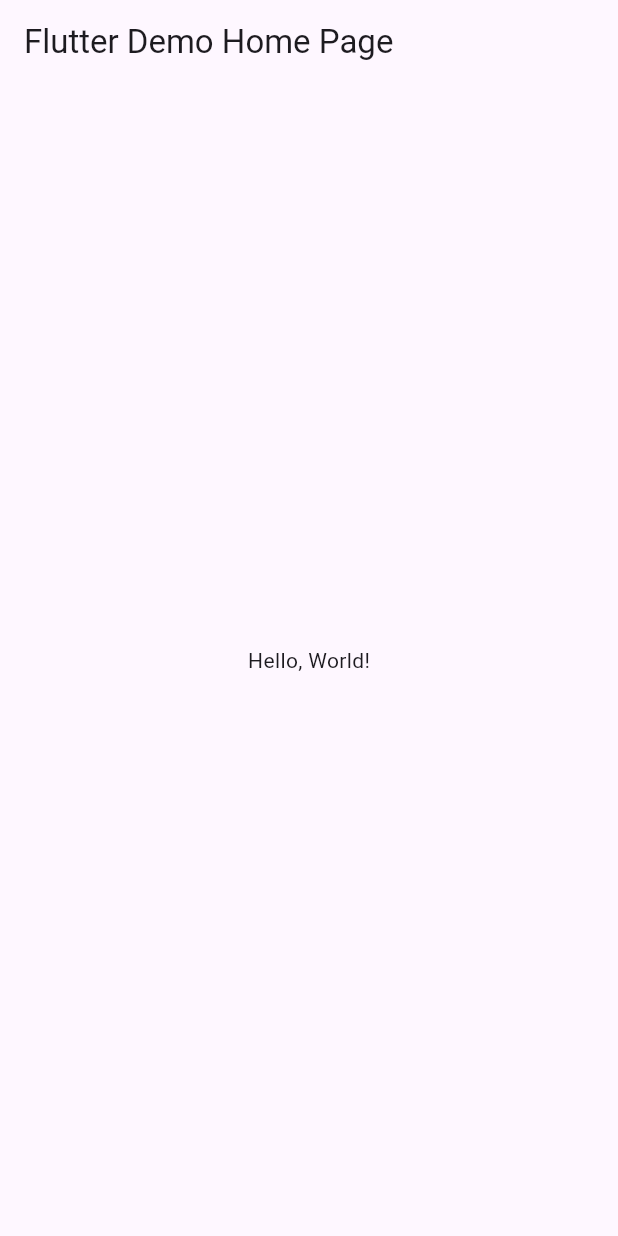
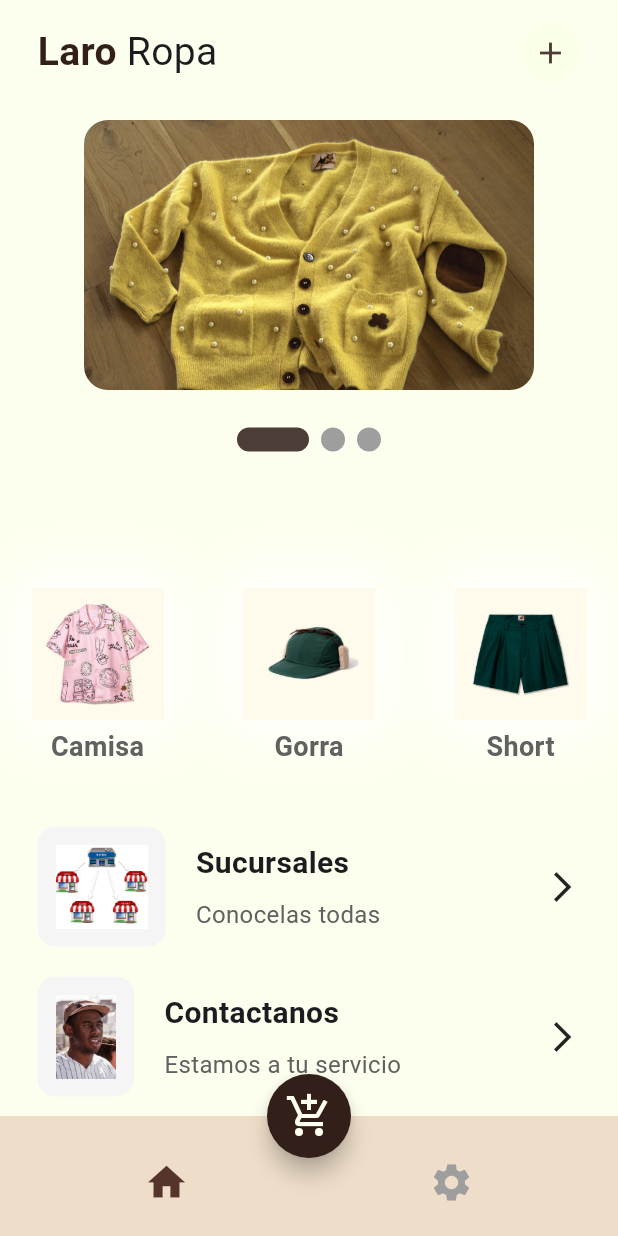
Before and after one commit to LaraD128/Act11, a Flutter app: the screen it shows after launch, on a phone screen of 412 x 824 dp. Run offline on Flutter 3.47's test engine with Material 3 defaults, Android fonts, the phone set to English and light mode, and no system bars; drawn by our look-alikes of smooth_page_indicator.

```diff
--- a/lib/main.dart
+++ b/lib/main.dart
@@ -1,4 +1,5 @@
 import 'package:flutter/material.dart';
+import 'package:lara/pages/home_page.dart';
 
 void main() => runApp(MyApp());
 
@@ -8,36 +9,8 @@ class MyApp extends StatelessWidget {
   @override
   Widget build(BuildContext context) {
     return MaterialApp(
-      // Application name
-      title: 'Flutter Hello World',
-      // Application theme data, you can set the colors for the application as
-      // you want
-      theme: ThemeData(
-        // useMaterial3: false,
-        primarySwatch: Colors.blue,
-      ),
-      // A widget which will be started on application startup
-      home: MyHomePage(title: 'Flutter Demo Home Page'),
+      debugShowCheckedModeBanner: false,
+      home: HomePage(),
     );
   }
 }
-
-class MyHomePage extends StatelessWidget {
-  final String title;
-  const MyHomePage({super.key, required this.title});
-
-  @override
-  Widget build(BuildContext context) {
-    return Scaffold(
-      appBar: AppBar(
-        // The title text which will be shown on the action bar
-        title: Text(title),
-      ),
-      body: Center(
-        child: Text(
-          'Hello, World!',
-        ),
-      ),
-    );
-  }
-}
--- /dev/null
+++ b/lib/pages/home_page.dart
@@ -0,0 +1,166 @@
+import 'package:flutter/material.dart';
+import 'package:smooth_page_indicator/smooth_page_indicator.dart';
+import "package:lara/util/recuadros.dart";
+import "package:lara/util/botones.dart";
+import "package:lara/util/list_tile.dart";
+
+class HomePage extends StatefulWidget {
+  const HomePage({Key? key}) : super(key: key);
+
+  @override
+  State<HomePage> createState() => _HomePageState();
+}
+
+class _HomePageState extends State<HomePage> {
+  final _controller = PageController();
+
+  @override
+  Widget build(BuildContext context) {
+    return Scaffold(
+      backgroundColor: Color(0xfffdffee),
+      floatingActionButton: FloatingActionButton(
+        onPressed: () {},
+        backgroundColor: Color(0xff331F1A),
+        child: Icon(
+          Icons.add_shopping_cart,
+          color: Color(0xffffffef),
+          size: 32,
+        ),
+        shape: CircleBorder(),
+      ),
+      floatingActionButtonLocation: FloatingActionButtonLocation.centerDocked,
+      bottomNavigationBar: BottomAppBar(
+          color: Color(0xffEEDEC9),
+          child: Padding(
+            padding: const EdgeInsets.only(top: 8.0),
+            child: Row(
+                mainAxisAlignment: MainAxisAlignment.spaceAround,
+                children: [
+                  IconButton(
+                    onPressed: () {},
+                    icon: Icon(Icons.home, size: 30, color: Color(0xff55342c)),
+                  ),
+                  IconButton(
+                    onPressed: () {},
+                    icon: Icon(Icons.settings, size: 30, color: Colors.grey),
+                  ),
+                ]),
+          )),
+      body: SafeArea(
+        child: Column(
+          crossAxisAlignment: CrossAxisAlignment.stretch,
+          children: [
+            // AppBar fijo
+            Padding(
+              padding: const EdgeInsets.fromLTRB(25.0, 15.0, 25.0, 0),
+              child: Row(
+                mainAxisAlignment: MainAxisAlignment.spaceBetween,
+                children: [
+                  Row(
+                    children: [
+                      Text(
+                        "Laro",
+                        style: TextStyle(
+                          fontSize: 26,
+                          fontWeight: FontWeight.bold,
+                          color: Color(0xff331F1A),
+                        ),
+                      ),
+                      Text(
+                        " Ropa",
+                        style: TextStyle(fontSize: 26),
+                      ),
+                    ],
+                  ),
+                  Container(
+                    padding: EdgeInsets.all(8),
+                    decoration: BoxDecoration(
+                      color: Color(0xfffaffe7),
+                      shape: BoxShape.circle,
+                    ),
+                    child: Icon(Icons.add, color: Color(0xff4D3D37)),
+                  ),
+                ],
+              ),
+            ),
+
+            SizedBox(height: 25),
+
+            // Contenido desplazable
+            Expanded(
+              child: SingleChildScrollView(
+                child: Column(
+                  children: [
+                    // Imagen
+                    Container(
+                      width: 300,
+                      height: 180,
+                      child: PageView(
+                        scrollDirection: Axis.horizontal,
+                        controller: _controller,
+                        children: [
+                          MyCuadro(img: "assets/images/1.jpg"),
+                          MyCuadro(img: "assets/images/2.jpg"),
+                          MyCuadro(img: "assets/images/3.jpg"),
+                        ],
+                      ),
+                    ),
+
+                    SizedBox(height: 25),
+
+                    SmoothPageIndicator(
+                        controller: _controller,
+                        count: 3,
+                        effect: ExpandingDotsEffect(
+                            activeDotColor: Color(0xff4D3D37))),
+                    SizedBox(height: 90),
+
+                    // 3 botones
+                    Padding(
+                      padding: const EdgeInsets.symmetric(horizontal: 20.0),
+                      child: Row(
+                        mainAxisAlignment: MainAxisAlignment.spaceBetween,
+                        children: [
+                          MyBoton(
+                              icono: "assets/images/camisa.jpg",
+                              botonText: "Camisa"),
+                          MyBoton(
+                              icono: "assets/images/gorra.jpg",
+                              botonText: "Gorra"),
+                          MyBoton(
+                              icono: "assets/images/short.jpg",
+                              botonText: "Short"),
+                        ],
+                      ),
+                    ),
+
+                    SizedBox(height: 40),
+
+                    // Listas
+                    Padding(
+                      padding: const EdgeInsets.symmetric(horizontal: 25.0),
+                      child: Column(
+                        children: [
+                          MyListTile(
+                            iconoImg: "assets/images/sucursales.jpg",
+                            tituloTitulo: "Sucursales",
+                            tituloSubtitulo: "Conocelas todas",
+                          ),
+                          MyListTile(
+                            iconoImg: "assets/images/t.jpg",
+                            tituloTitulo: "Contactanos",
+                            tituloSubtitulo: "Estamos a tu servicio",
+                          ),
+                        ],
+                      ),
+                    ),
+                  ],
+                ),
+              ),
+            ),
+          ],
+        ),
+      ),
+    );
+  }
+}
--- /dev/null
+++ b/lib/util/botones.dart
@@ -0,0 +1,44 @@
+import "package:flutter/material.dart";
+
+class MyBoton extends StatelessWidget {
+  final String icono;
+  final String botonText;
+  const MyBoton({
+    Key? key,
+    required this.icono,
+    required this.botonText,
+  }) : super(key: key);
+
+  @override
+  Widget build(BuildContext context) {
+    return Column(children: [
+      Container(
+        height: 90,
+        padding: EdgeInsets.all(1),
+        decoration: BoxDecoration(
+          //color: Colors.grey[100],
+          borderRadius: BorderRadius.circular(20),
+          boxShadow: [
+            BoxShadow(
+              color: Colors.white,
+              blurRadius: 30,
+              spreadRadius: 10,
+            ),
+          ],
+        ),
+        child: Center(
+          child: Image.asset(icono),
+        ),
+      ),
+      SizedBox(
+        height: 4,
+      ),
+      Text(botonText,
+          style: TextStyle(
+            fontSize: 18,
+            fontWeight: FontWeight.bold,
+            color: Colors.grey[700],
+          )),
+    ]);
+  }
+}
--- /dev/null
+++ b/lib/util/list_tile.dart
@@ -0,0 +1,63 @@
+import 'package:flutter/material.dart';
+
+class MyListTile extends StatelessWidget {
+  final String iconoImg;
+  final String tituloTitulo;
+  final String tituloSubtitulo;
+
+  const MyListTile({
+    Key? key,
+    required this.iconoImg,
+    required this.tituloTitulo,
+    required this.tituloSubtitulo,
+  }) : super(key: key);
+
+  @override
+  Widget build(BuildContext context) {
+    return Padding(
+      padding: const EdgeInsets.only(bottom: 20.0),
+      child: Row(
+        mainAxisAlignment: MainAxisAlignment.spaceBetween,
+        children: [
+          Row(
+            children: [
+              Container(
+                height: 80,
+                padding: EdgeInsets.all(12),
+                decoration: BoxDecoration(
+                  color: Colors.grey[100],
+                  borderRadius: BorderRadius.circular(12),
+                ),
+                child: Image.asset(iconoImg),
+              ),
+              SizedBox(
+                width: 20,
+              ),
+              Column(
+                crossAxisAlignment: CrossAxisAlignment.start,
+                children: [
+                  Text(tituloTitulo,
+                      style: TextStyle(
+                        fontWeight: FontWeight.bold,
+                        fontSize: 20,
+                      )),
+                  SizedBox(
+                    height: 8,
+                  ),
+                  Text(
+                    tituloSubtitulo,
+                    style: TextStyle(
+                      fontSize: 16,
+                      color: Colors.grey[700],
+                    ),
+                  ),
+                ],
+              ),
+            ],
+          ),
+          Icon(Icons.arrow_forward_ios),
+        ],
+      ),
+    );
+  }
+}
--- /dev/null
+++ b/lib/util/recuadros.dart
@@ -0,0 +1,26 @@
+import 'package:flutter/material.dart';
+
+class MyCuadro extends StatelessWidget {
+  final img;
+
+  const MyCuadro({
+    Key? key,
+    required this.img,
+  }) : super(key: key);
+
+  @override
+  Widget build(BuildContext context) {
+    return Container(
+      width: 300,
+      height: 180, // Establece la altura que desees
+      decoration: BoxDecoration(
+        borderRadius: BorderRadius.circular(16),
+        image: DecorationImage(
+          image: AssetImage(img
+              .toString()), // Reemplaza 'ruta_de_la_imagen' con la ruta de tu imagen
+          fit: BoxFit.cover, // Puedes ajustar esto según tus necesidades
+        ),
+      ),
+    );
+  }
+}
```
Also changed, not shown: pubspec.yaml (+5 -2 lines), assets/images/1.jpg (added), assets/images/2.jpg (added), assets/images/3.jpg (added), assets/images/camisa.jpg (added), assets/images/gorra.jpg (added), assets/images/short.jpg (added), assets/images/sucursales.jpg (added), assets/images/t.jpg (added).
